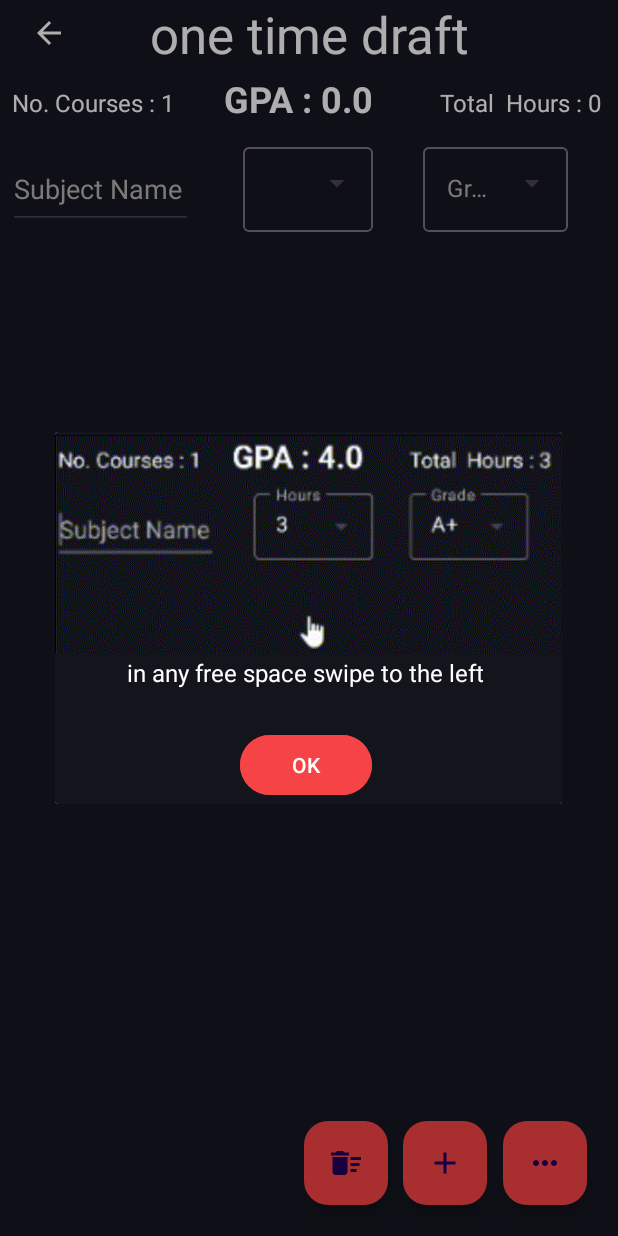
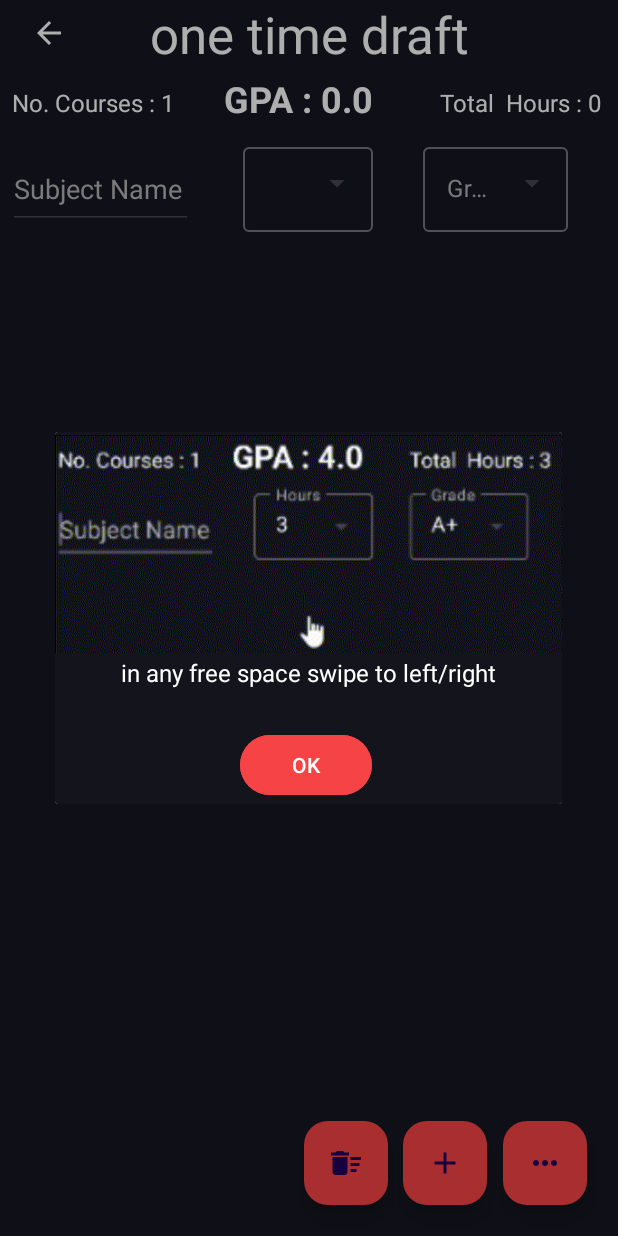
Before and after one commit to mohamed-ehab51/FCAI_GPA_Calc, an Android app: the Sessions screen opened directly, with no data from a screen before it, after a tap on an icon or button, on a phone screen of 412 x 824 dp. Run offline under Robolectric (Android 15) with nearby library versions, the phone set to English and light mode, and no system bars; our stand-ins replace sdp/ssp sizes; 2 other taps on this screen came first.

Commit message:
making the delete process easier

```diff
--- a/app/src/main/res/layout-ldrtl/delete_tutorial.xml
+++ b/app/src/main/res/layout-ldrtl/delete_tutorial.xml
@@ -36,7 +36,7 @@
                 android:layout_width="match_parent"
                 android:layout_height="@dimen/_35sdp"
                 android:layout_marginBottom="1dp"
-                android:text="in any free space swipe to the left "
+                android:text="in any free space swipe to left/right"
                 android:textAlignment="center"
                 android:textColor="@color/white"
                 android:textSize="16sp"
--- a/app/src/main/res/layout-ldrtl/row.xml
+++ b/app/src/main/res/layout-ldrtl/row.xml
@@ -23,16 +23,16 @@
     <com.google.android.material.textfield.TextInputLayout
         android:id="@+id/editTextText"
         style="@style/Widget.Material3.TextInputLayout.OutlinedBox.ExposedDropdownMenu"
-        android:layout_width="@dimen/_74sdp"
-        android:layout_height="@dimen/_46sdp"
+        android:layout_width="wrap_content"
+        android:layout_height="wrap_content"
         android:hint="Grade"
         android:inputType="text"
         android:textColorHint="#B3B3B3">
 
         <AutoCompleteTextView
             android:id="@+id/autoCompleteTextView2"
-            android:layout_width="@dimen/_73sdp"
-            android:layout_height="@dimen/_41sdp"
+            android:layout_width="wrap_content"
+            android:layout_height="wrap_content"
             android:textColor="@color/white" />
     </com.google.android.material.textfield.TextInputLayout>
 
@@ -44,8 +44,8 @@
     <com.google.android.material.textfield.TextInputLayout
         android:id="@+id/editTextText1"
         style="@style/Widget.Material3.TextInputLayout.OutlinedBox.ExposedDropdownMenu"
-        android:layout_width="@dimen/_75sdp"
-        android:layout_height="@dimen/_46sdp"
+        android:layout_width="wrap_content"
+        android:layout_height="wrap_content"
         android:hint="Hours"
         android:inputType="text"
         android:textColorHint="#B3B3B3"
@@ -53,8 +53,8 @@
 
         <AutoCompleteTextView
             android:id="@+id/autoCompleteTextView20"
-            android:layout_width="@dimen/_73sdp"
-            android:layout_height="@dimen/_41sdp"
+            android:layout_width="wrap_content"
+            android:layout_height="wrap_content"
             android:textColor="@color/white" />
     </com.google.android.material.textfield.TextInputLayout>
 
@@ -74,6 +74,14 @@
         android:textColor="@color/white"
         android:textColorHint="#B3B3B3" />
 
+    <ImageView
+        android:id="@+id/sora"
+        android:layout_width="@dimen/_69sdp"
+        android:layout_height="match_parent"
+        android:layout_weight="0"
+        android:visibility="gone"
+        app:srcCompat="@drawable/baseline_delete_sweep_24r" />
+
     <Space
         android:layout_width="@dimen/_4sdp"
         android:layout_height="wrap_content"
--- a/app/src/main/res/layout/delete_tutorial.xml
+++ b/app/src/main/res/layout/delete_tutorial.xml
@@ -36,7 +36,7 @@
                 android:layout_width="match_parent"
                 android:layout_height="@dimen/_35sdp"
                 android:layout_marginBottom="1dp"
-                android:text="in any free space swipe to the left "
+                android:text="in any free space swipe to left/right"
                 android:textAlignment="center"
                 android:textColor="@color/white"
                 android:textSize="16sp"
--- a/app/src/main/res/layout/row.xml
+++ b/app/src/main/res/layout/row.xml
@@ -11,6 +11,14 @@
         android:layout_width="@dimen/_4sdp"
         android:layout_height="wrap_content"
         android:layout_weight="0" />
+
+    <ImageView
+        android:id="@+id/sora"
+        android:layout_width="@dimen/_69sdp"
+        android:layout_height="match_parent"
+        android:layout_weight="1"
+        android:visibility="gone"
+        app:srcCompat="@drawable/baseline_delete_sweep_24r" />
 
     <EditText
         android:id="@+id/editTextText3"
```
Also changed, not shown: app/src/main/java/com/HANZO/gpa_fcai/MainActivity.java (+20 -26 lines), app/src/main/java/com/HANZO/gpa_fcai/Sessions.java (+14 -13 lines), app/src/main/res/drawable/baseline_delete_sweep_24.xml (+4 -3 lines), app/src/main/res/drawable/baseline_delete_sweep_24r.PNG (added).
